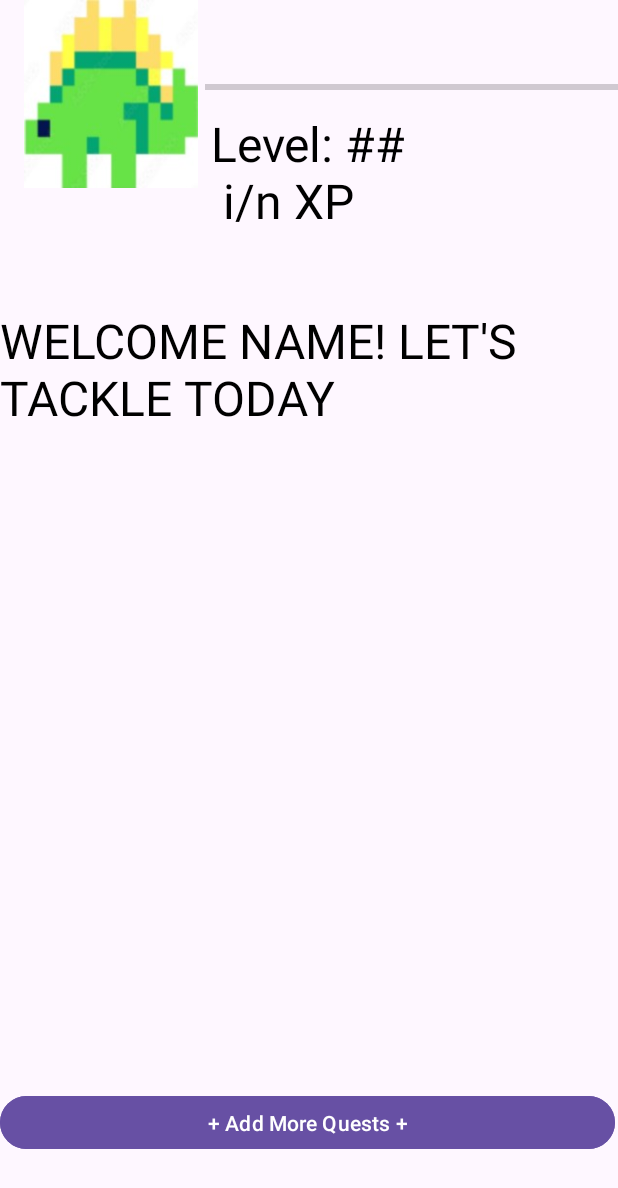
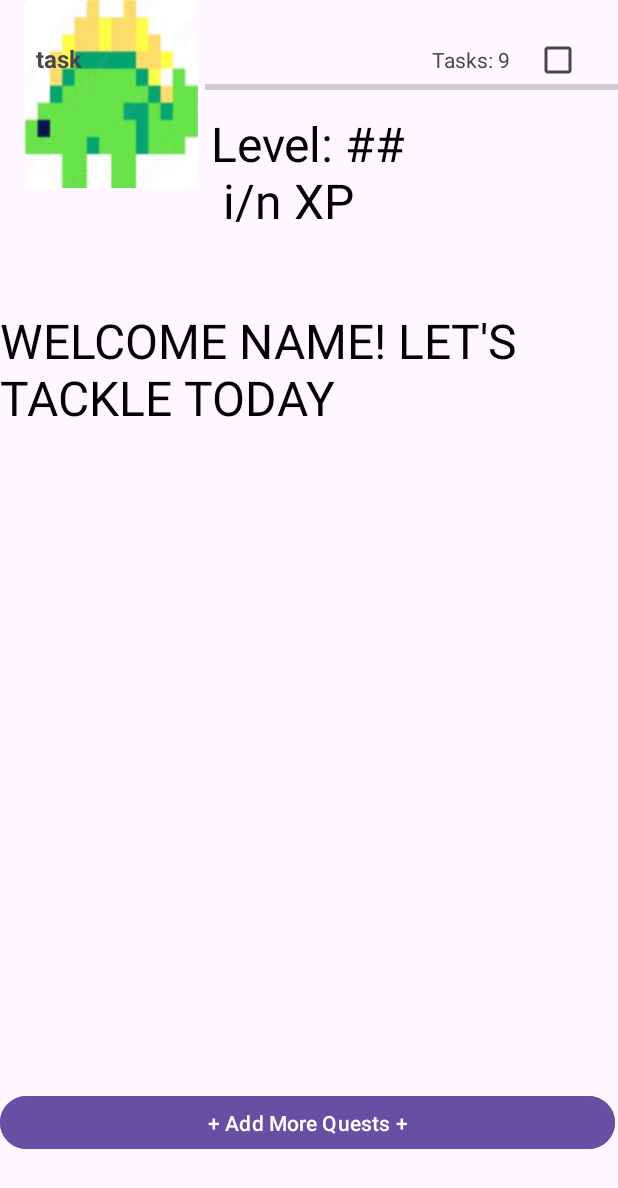
Before and after one commit to kateherz/RoutineQuestCSE5236, an Android app: the MainRoutinesFragment screen opened directly, with no data from a screen before it, after a tap on "+ Add More Quests +", on a phone screen of 412 x 824 dp. Shown: the top 1188 px of the screen. Run offline under Robolectric (Android 15) with nearby library versions, the phone set to English and light mode, and no system bars.

Commit message:
create dynamic UI for routine list

```diff
--- a/app/src/main/AndroidManifest.xml
+++ b/app/src/main/AndroidManifest.xml
@@ -25,7 +25,8 @@
             android:name=".AvatarCreationActivity"/>
         <activity
             android:name=".AvatarCreationConfirmation"/>
-        <activity android:name=".MainMenuActivity"/>
+        <activity
+            android:name=".MainMenuActivity"/>
     </application>
 
 </manifest>
--- a/app/src/main/java/com/example/routinequestcse5236/MainRoutinesFragment.kt
+++ b/app/src/main/java/com/example/routinequestcse5236/MainRoutinesFragment.kt
@@ -4,10 +4,16 @@ import android.util.Log
 import android.view.LayoutInflater
 import android.view.View
 import android.view.ViewGroup
+import android.widget.Button
 import androidx.fragment.app.Fragment
+import androidx.recyclerview.widget.LinearLayoutManager
+import androidx.recyclerview.widget.RecyclerView
 
 class MainRoutinesFragment : Fragment() {
-    private val routineNames = mutableListOf<String>() //FOR TESTING ONLY
+    private lateinit var recyclerView: RecyclerView
+    private lateinit var routineAdapter: RoutineAdapter
+    private lateinit var addButton: Button
+    private lateinit var routines : ArrayList<Routine>
 
     override fun onCreateView(
         inflater: LayoutInflater,
@@ -16,6 +22,28 @@ class MainRoutinesFragment : Fragment() {
     ): View? {
         Log.d("MainRoutinesFragment", "OnCreateView called")
         var v: View = inflater.inflate(R.layout.fragment_routines, container, false)
+
+        routines = ArrayList()
+
+        val addButton= v.findViewById<Button>(R.id.addMoreTasks)
+        addButton.setOnClickListener {
+            Log.d("addButton", "Button Pressed")
+            routines.add(Routine("task",9))
+            routineAdapter.notifyDataSetChanged()
+            Log.d("addButton", routineAdapter.itemCount.toString())
+        }
+
         return v
     }
+
+    override fun onViewCreated(view: View, savedInstanceState: Bundle?) {
+        Log.d("MainRoutinesFragment", "onViewCreated")
+        super.onViewCreated(view, savedInstanceState)
+
+        recyclerView = view.findViewById(R.id.routinesRecyclerView)
+        routineAdapter = RoutineAdapter(routines)
+        recyclerView.layoutManager = LinearLayoutManager(requireContext())
+        recyclerView.adapter = routineAdapter
+        Log.d("MainRoutinesFragment", "routineAdapter instantiated")
+    }
 }
--- /dev/null
+++ b/app/src/main/java/com/example/routinequestcse5236/RoutineAdapter.kt
@@ -0,0 +1,36 @@
+package com.example.routinequestcse5236
+import android.view.LayoutInflater
+import android.view.View
+import android.view.ViewGroup
+import android.widget.CheckBox
+import android.widget.TextView
+import androidx.recyclerview.widget.RecyclerView
+
+class RoutineAdapter(private val routines: ArrayList<Routine>) :
+    RecyclerView.Adapter<RoutineAdapter.RoutineViewHolder>() {
+
+    class RoutineViewHolder(itemView: View) : RecyclerView.ViewHolder(itemView) {
+        val titleTextView: TextView = itemView.findViewById(R.id.titleTextView)
+        val tasksTextView: TextView = itemView.findViewById(R.id.tasksTextView)
+        val completedCheckbox: CheckBox = itemView.findViewById(R.id.completedCheckbox)
+    }
+
+    override fun onCreateViewHolder(parent: ViewGroup, viewType: Int): RoutineViewHolder {
+        val itemView = LayoutInflater.from(parent.context)
+            .inflate(R.layout.routine_item, parent, false)
+        return RoutineViewHolder(itemView)
+    }
+
+    override fun onBindViewHolder(holder: RoutineViewHolder, position: Int) {
+        val currentRoutine = routines[position]
+        holder.titleTextView.text = currentRoutine.title
+        holder.tasksTextView.text = "Tasks: ${currentRoutine.tasks}"
+        holder.completedCheckbox.isChecked = currentRoutine.completed
+    }
+
+    override fun getItemCount(): Int {
+        return routines.size
+    }
+}
+
+data class Routine(val title: String, val tasks: Int, var completed: Boolean = false)
--- a/app/src/main/res/layout/fragment_routines.xml
+++ b/app/src/main/res/layout/fragment_routines.xml
@@ -4,6 +4,12 @@
     xmlns:tools="http://schemas.android.com/tools"
     android:layout_width="match_parent"
     android:layout_height="match_parent">
+
+    <androidx.recyclerview.widget.RecyclerView
+        android:id="@+id/routinesRecyclerView"
+        android:layout_width="match_parent"
+        android:layout_height="match_parent"
+        android:padding="16dp"/>
 
     <Button
         android:id="@+id/addMoreTasks"
--- /dev/null
+++ b/app/src/main/res/layout/routine_item.xml
@@ -0,0 +1,35 @@
+<?xml version="1.0" encoding="utf-8"?>
+<androidx.constraintlayout.widget.ConstraintLayout xmlns:android="http://schemas.android.com/apk/res/android"
+    xmlns:tools="http://schemas.android.com/tools"
+    android:layout_width="match_parent"
+    android:layout_height="match_parent">
+
+    <LinearLayout
+        android:layout_width="match_parent"
+        android:layout_height="wrap_content"
+        android:orientation="horizontal"
+        tools:ignore="MissingConstraints">
+
+        <TextView
+            android:id="@+id/titleTextView"
+            android:layout_width="0dp"
+            android:layout_weight="1"
+            android:layout_height="wrap_content"
+            android:textSize="16sp"
+            android:textStyle="bold"
+            android:padding="8dp"/>
+
+        <TextView
+            android:id="@+id/tasksTextView"
+            android:layout_width="wrap_content"
+            android:layout_height="wrap_content"
+            android:textSize="14sp"
+            android:padding="8dp"/>
+
+        <CheckBox
+            android:id="@+id/completedCheckbox"
+            android:layout_width="wrap_content"
+            android:layout_height="wrap_content"
+            android:padding="8dp"/>
+    </LinearLayout>
+</androidx.constraintlayout.widget.ConstraintLayout>
```
